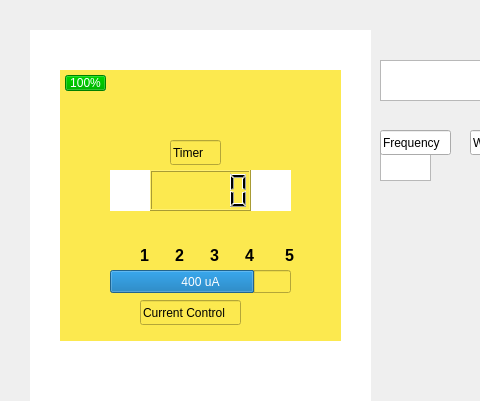
Qt form mainwindow.ui (Hall-Andrew/CESDEVICE-3004FinalProject) before a commit; both pictures show x 0 to 480 and y 0 to 401 of the 1000 by 695 pixel window.
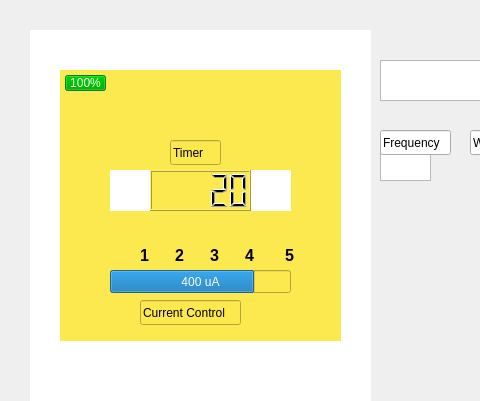
The same form after that commit. Icons and pictures are not drawn.

Diff of the .ui file:
```diff
--- a/mainwindow.ui
+++ b/mainwindow.ui
@@ -180,8 +180,13 @@
      </rect>
     </property>
     <property name="styleSheet">
-     <string notr="true">
-background-color: rgb(252, 233, 79);</string>
+     <string notr="true">background-color: rgb(252, 233, 79);</string>
+    </property>
+    <property name="frameShape">
+     <enum>QFrame::NoFrame</enum>
+    </property>
+    <property name="frameShadow">
+     <enum>QFrame::Raised</enum>
     </property>
     <property name="currentIndex">
      <number>2</number>
@@ -291,6 +296,9 @@
         <height>41</height>
        </rect>
       </property>
+      <property name="intValue" stdset="0">
+       <number>20</number>
+      </property>
      </widget>
      <widget class="QProgressBar" name="batteryPercentageBar">
       <property name="geometry">
```
